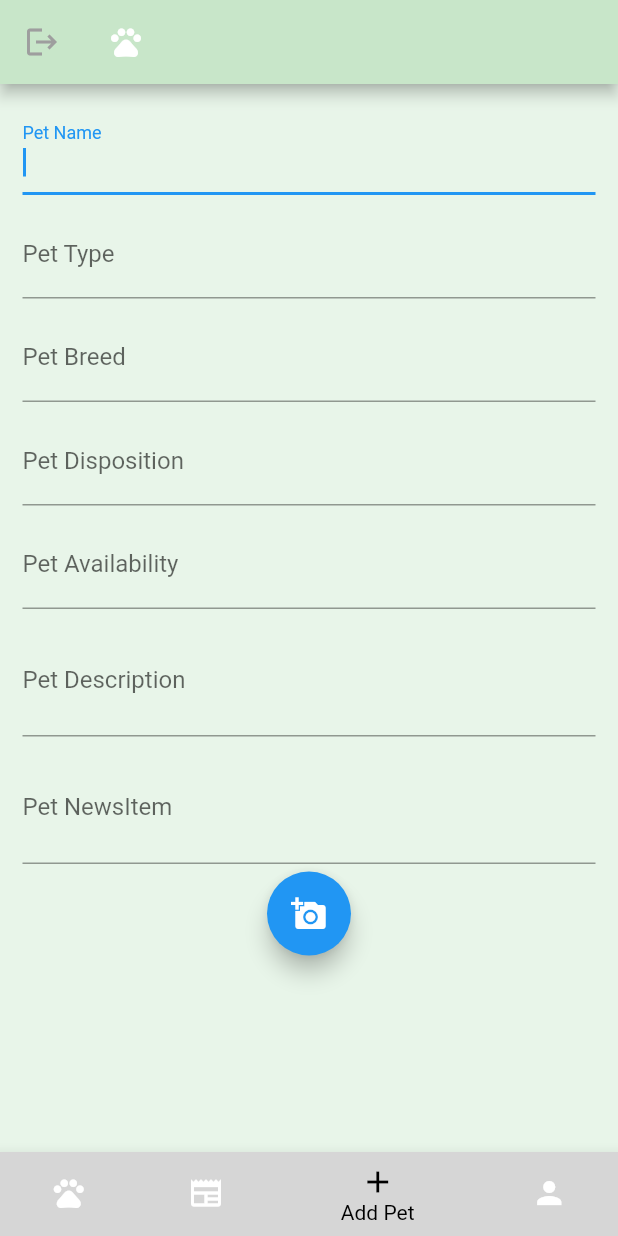
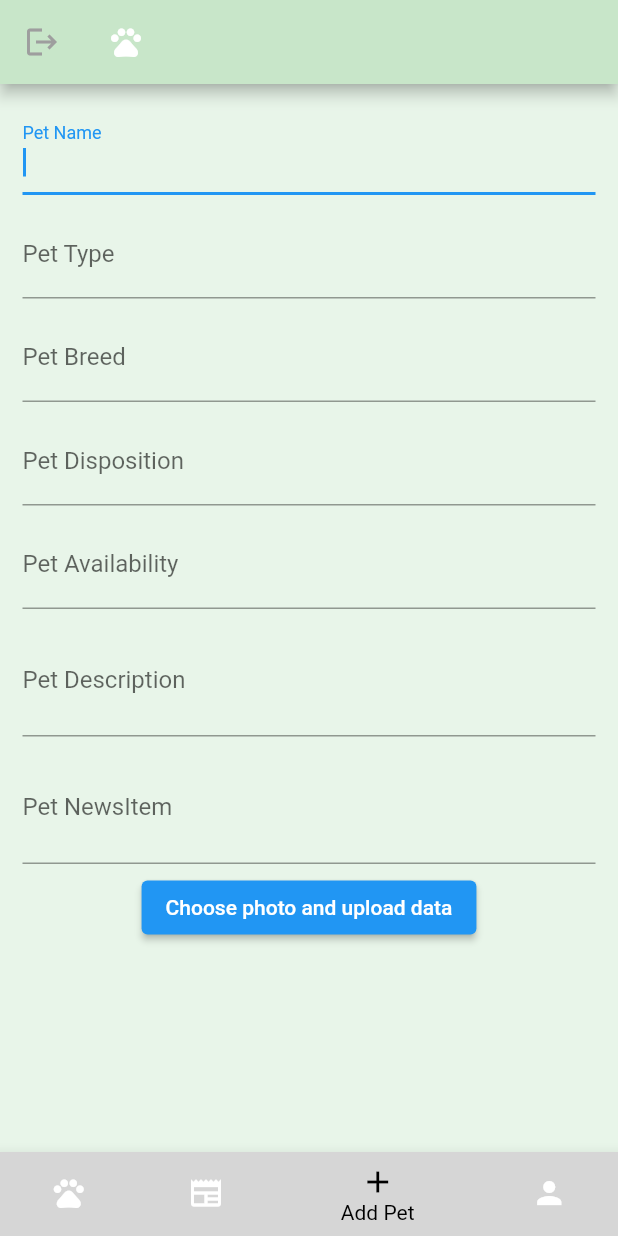
Before and after one commit to youngruiz/AdoptionHero, a Flutter app: the NavigatorScaffold screen opened directly, item 3 of the bottom bar chosen, on a phone screen of 412 x 824 dp. Run offline on Flutter 3.47's test engine with Material 2 defaults, Android fonts, the phone set to English and light mode, and no system bars; our stand-ins replace cloud_firestore, firebase_auth, firebase_core, firebase_storage, image_picker; missing offline and left inert: cloud_firestore_web, firebase_auth_web, firebase_core_web, firebase_storage_web, image_picker_for_web; accounts and stored records are empty.

Commit message:
Modified upload button.

```diff
--- a/lib/screens/add_pet.dart
+++ b/lib/screens/add_pet.dart
@@ -87,8 +87,8 @@ class _AddPetTabBodyWidgetState extends State<AddPetTabBodyWidget> {
   }
 
   Widget selectImageButton() {
-    return FloatingActionButton(
-      child: const Icon(Icons.add_a_photo),
+    return ElevatedButton(
+      child: const Text("Choose photo and upload data"),
       onPressed: () async {
         if(formKey.currentState!.validate()){
           formKey.currentState!.save();
```
